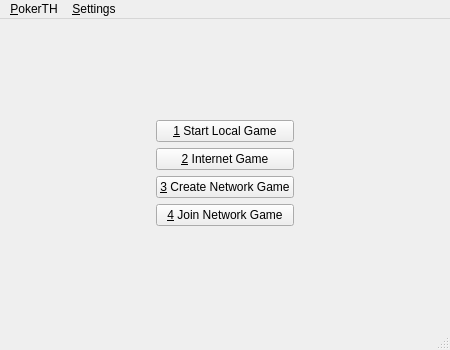
Before: the Qt Designer form src/gui/qt/startwindow.ui in pokerth/pokerth, drawn with Qt 5.
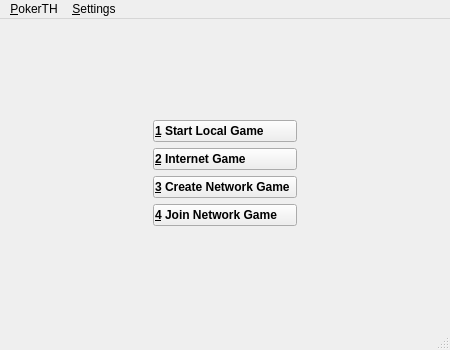
After: the same form once the commit is applied. Icons and pictures are not drawn.

Commit message: qt 4.5.1 startwindow font-lenght fixes. localized cash value bugfix

What changed in the file:
```diff
--- a/src/gui/qt/startwindow.ui
+++ b/src/gui/qt/startwindow.ui
@@ -58,7 +58,7 @@
       <item row="0" column="0">
        <widget class="QPushButton" name="pushButtonStart_Local_Game">
         <property name="sizePolicy">
-         <sizepolicy hsizetype="Preferred" vsizetype="Preferred">
+         <sizepolicy hsizetype="MinimumExpanding" vsizetype="Preferred">
           <horstretch>0</horstretch>
           <verstretch>0</verstretch>
          </sizepolicy>
@@ -66,6 +66,9 @@
         <property name="focusPolicy">
          <enum>Qt::NoFocus</enum>
         </property>
+        <property name="styleSheet">
+         <string>QPushButton { text-align:left; font-weight:bold; padding-left: 1px; padding-bottom: 3px; padding-top: 3px; padding-right: 3px;}</string>
+        </property>
         <property name="text">
          <string>&amp;1 Start Local Game</string>
         </property>
@@ -75,7 +78,7 @@
         </property>
         <property name="iconSize">
          <size>
-          <width>32</width>
+          <width>37</width>
           <height>32</height>
          </size>
         </property>
@@ -84,7 +87,7 @@
       <item row="1" column="0">
        <widget class="QPushButton" name="pushButtonInternet_Game">
         <property name="sizePolicy">
-         <sizepolicy hsizetype="Preferred" vsizetype="Preferred">
+         <sizepolicy hsizetype="MinimumExpanding" vsizetype="Preferred">
           <horstretch>0</horstretch>
           <verstretch>0</verstretch>
          </sizepolicy>
@@ -92,6 +95,9 @@
         <property name="focusPolicy">
          <enum>Qt::NoFocus</enum>
         </property>
+        <property name="styleSheet">
+         <string>QPushButton { text-align:left; font-weight:bold; padding-left: 1px; padding-bottom: 3px; padding-top: 3px; padding-right: 3px;}</string>
+        </property>
         <property name="text">
          <string>&amp;2 Internet Game</string>
         </property>
@@ -101,7 +107,7 @@
         </property>
         <property name="iconSize">
          <size>
-          <width>32</width>
+          <width>37</width>
           <height>32</height>
          </size>
         </property>
@@ -110,7 +116,7 @@
       <item row="2" column="0">
        <widget class="QPushButton" name="pushButton_Create_Network_Game">
         <property name="sizePolicy">
-         <sizepolicy hsizetype="Preferred" vsizetype="Preferred">
+         <sizepolicy hsizetype="MinimumExpanding" vsizetype="Preferred">
           <horstretch>0</horstretch>
           <verstretch>0</verstretch>
          </sizepolicy>
@@ -118,6 +124,9 @@
         <property name="focusPolicy">
          <enum>Qt::NoFocus</enum>
         </property>
+        <property name="styleSheet">
+         <string>QPushButton { text-align:left; font-weight:bold; padding-left: 1px; padding-bottom: 3px; padding-top: 3px; padding-right: 3px;}</string>
+        </property>
         <property name="text">
          <string>&amp;3 Create Network Game</string>
         </property>
@@ -127,7 +136,7 @@
         </property>
         <property name="iconSize">
          <size>
-          <width>32</width>
+          <width>37</width>
           <height>32</height>
          </size>
         </property>
@@ -136,7 +145,7 @@
       <item row="3" column="0">
        <widget class="QPushButton" name="pushButton_Join_Network_Game">
         <property name="sizePolicy">
-         <sizepolicy hsizetype="Preferred" vsizetype="Preferred">
+         <sizepolicy hsizetype="MinimumExpanding" vsizetype="Preferred">
           <horstretch>0</horstretch>
           <verstretch>0</verstretch>
          </sizepolicy>
@@ -144,6 +153,9 @@
         <property name="focusPolicy">
          <enum>Qt::NoFocus</enum>
         </property>
+        <property name="styleSheet">
+         <string>QPushButton { text-align:left; font-weight:bold; padding-left: 1px; padding-bottom: 3px; padding-top: 3px; padding-right: 3px;}</string>
+        </property>
         <property name="text">
          <string>&amp;4 Join Network Game</string>
         </property>
@@ -153,7 +165,7 @@
         </property>
         <property name="iconSize">
          <size>
-          <width>32</width>
+          <width>37</width>
           <height>32</height>
          </size>
         </property>
```
The commit also changes 4 other files.
